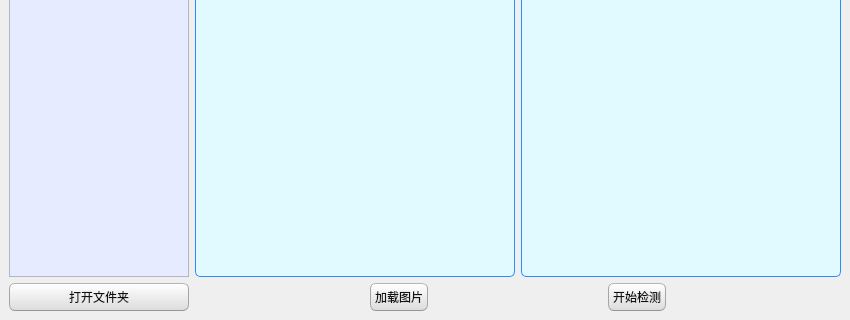
dongchao980612/pyqt5_seg, file Qt_seg.ui: the form before one commit; both pictures show x 0 to 850 and y 180 to 500 of the 850 by 500 pixel window.
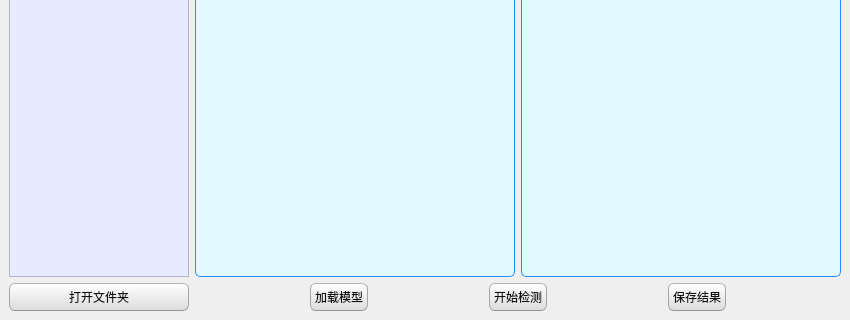
The form after the commit. Icons and pictures are not drawn.

Commit message: add button to load model

The edit to the form file:
```diff
--- a/Qt_seg.ui
+++ b/Qt_seg.ui
@@ -366,7 +366,7 @@
 }</string>
           </property>
           <property name="text">
-           <string>加载图片</string>
+           <string>加载模型</string>
           </property>
          </widget>
         </item>
@@ -447,6 +447,83 @@
           </property>
          </widget>
         </item>
+        <item>
+         <spacer name="horizontalSpacer_4">
+          <property name="orientation">
+           <enum>Qt::Horizontal</enum>
+          </property>
+          <property name="sizeHint" stdset="0">
+           <size>
+            <width>40</width>
+            <height>20</height>
+           </size>
+          </property>
+         </spacer>
+        </item>
+        <item>
+         <widget class="QPushButton" name="save_result_Button">
+          <property name="styleSheet">
+           <string notr="true">QPushButton{
+	color:rgb(17,17,17);
+	border-width: 1px;
+	border-radius: 6px;
+	border-bottom-color: rgb(150,150,150);
+	border-right-color: rgb(165,165,165);
+	border-left-color: rgb(165,165,165);
+	border-top-color: rgb(180,180,180);
+	border-style: solid;
+	padding: 4px;
+	background-color: qlineargradient(spread:pad, x1:0.5, y1:1, x2:0.5, y2:0, stop:0 rgba(220, 220, 220, 255), stop:1 rgba(255, 255, 255, 255));
+}
+QPushButton:hover{
+	color:rgb(17,17,17);
+	border-width: 1px;
+	border-radius:6px;
+	border-top-color: rgb(255,150,60);
+	border-right-color: qlineargradient(spread:pad, x1:0, y1:1, x2:1, y2:0, stop:0 rgba(200, 70, 20, 255), stop:1 rgba(255,150,60, 255));
+	border-left-color:  qlineargradient(spread:pad, x1:1, y1:0, x2:0, y2:0, stop:0 rgba(200, 70, 20, 255), stop:1 rgba(255,150,60, 255));
+	border-bottom-color: rgb(200,70,20);
+	border-style: solid;
+	padding: 2px;
+	background-color: qlineargradient(spread:pad, x1:0.5, y1:1, x2:0.5, y2:0, stop:0 rgba(220, 220, 220, 255), stop:1 rgba(255, 255, 255, 255));
+}
+QPushButton:default{
+	color:rgb(17,17,17);
+	border-width: 1px;
+	border-radius:6px;
+	border-top-color: rgb(255,150,60);
+	border-right-color: qlineargradient(spread:pad, x1:0, y1:1, x2:1, y2:0, stop:0 rgba(200, 70, 20, 255), stop:1 rgba(255,150,60, 255));
+	border-left-color:  qlineargradient(spread:pad, x1:1, y1:0, x2:0, y2:0, stop:0 rgba(200, 70, 20, 255), stop:1 rgba(255,150,60, 255));
+	border-bottom-color: rgb(200,70,20);
+	border-style: solid;
+	padding: 2px;
+	background-color: qlineargradient(spread:pad, x1:0.5, y1:1, x2:0.5, y2:0, stop:0 rgba(220, 220, 220, 255), stop:1 rgba(255, 255, 255, 255));
+}
+QPushButton:pressed{
+	color:rgb(255,255,255);
+	border-width: 1px;
+	border-radius: 6px;
+	border-width: 1px;
+	border-top-color: rgba(255,150,60,200);
+	border-right-color: qlineargradient(spread:pad, x1:0, y1:1, x2:1, y2:0, stop:0 rgba(200, 70, 20, 255), stop:1 rgba(255,150,60, 200));
+	border-left-color:  qlineargradient(spread:pad, x1:1, y1:0, x2:0, y2:0, stop:0 rgba(200, 70, 20, 255), stop:1 rgba(255,150,60, 200));
+	border-bottom-color: rgba(200,70,20,200);
+	border-style: solid;
+	padding: 2px;
+	background-color: qlineargradient(spread:pad, x1:0.5, y1:0, x2:0.5, y2:1, stop:0 rgba(0, 120, 215, 255), stop:1 rgba(0, 120, 215, 255));
+}
+QPushButton:disabled{
+	color:rgb(17,17,17);
+	border-width: 1px;
+	border-radius: 6px;
+	background-color: qlineargradient(spread:pad, x1:0.5, y1:1, x2:0.5, y2:0, stop:0 rgba(200, 200, 200, 255), stop:1 rgba(230, 230, 230, 255));
+}</string>
+          </property>
+          <property name="text">
+           <string>保存结果</string>
+          </property>
+         </widget>
+        </item>
         <item>
          <spacer name="horizontalSpacer_3">
           <property name="orientation">
```
Left out of the diff: 2 changed lines with no effect on the pictures. The commit also changes 8 other files.
